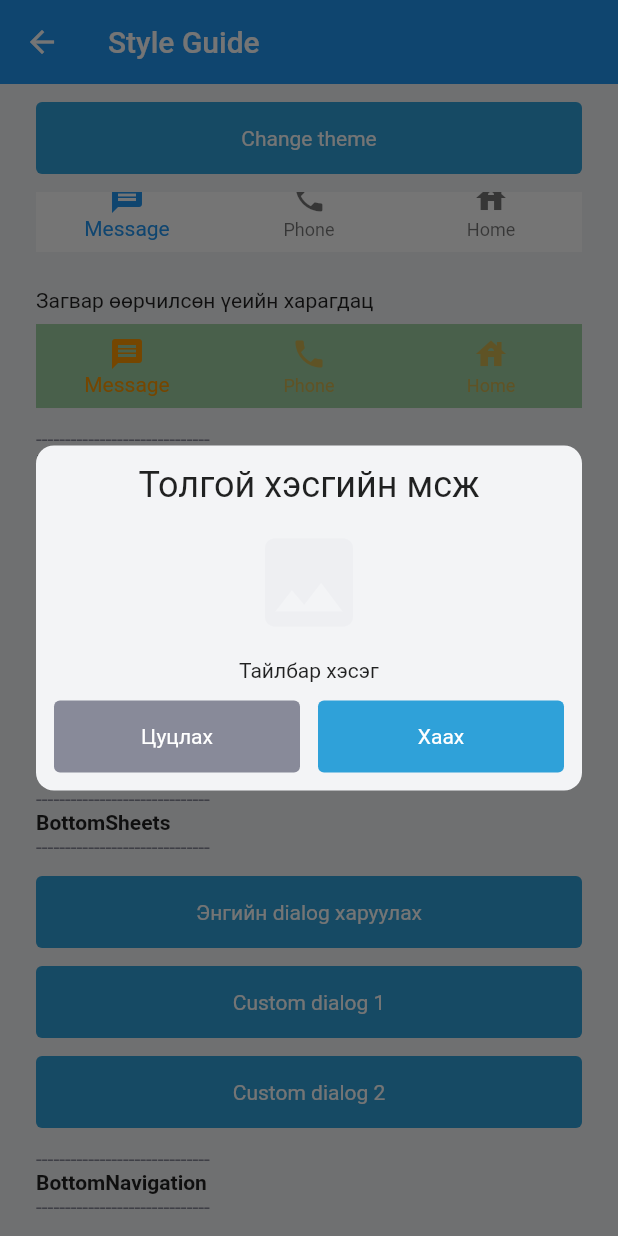
After one commit to HolyMorph/theleague, a Flutter app: the MyStyleGuide screen opened directly, scrolled down 2807 dp, after a tap on "Энгийн dialog харуулах", on a phone screen of 412 x 824 dp. The commit adds this screen. Run offline on Flutter 3.47's test engine with Material 2 defaults, Android fonts, the light colour scheme and no system bars; our stand-ins replace get; missing offline and left inert: mezorn_api_caller, mezorn_fcm.

Commit message:
dialog and bottom sheet UI init

```diff
--- /dev/null
+++ b/lib/alert/alert_helper.dart
@@ -0,0 +1,107 @@
+import 'package:flutter/material.dart';
+import 'package:get/get.dart';
+
+import 'base_alert_body.dart';
+
+enum AlertType { dialog, bottomSheet, snackBar }
+
+///Апп-д зориулсан бүх төрлийн alert харуулах класс
+class AlertHelper {
+  /// ╔════════════════════════════════════════════════════════════════════════════╗
+  /// ║ Alert харуулах үндсэн функцүүд                                             ║
+  /// ║                                                                            ║
+  /// ║                                                                            ║
+  /// ║                                                                            ║
+  /// ╚════════════════════════════════════════════════════════════════════════════╝
+  ///
+  ///
+  /// Мэдээлэл харуулах харагдацын төрөл сонгохдоо [type] параметр ашиглан
+  /// [Dialog], [BottomSheet], [SnackBar] -ийн алийг нь ашиглаж харуулахаа шийднэ.
+  /// Өгөгдмөл анхны утга нь [AlertType.dialog] төрөлтэй байна.
+  ///
+  /// Гарчигны мэдээлэллийг [title], тайлбарын мэдээллийг
+  /// [message] параметрээр дамжуулна. Гарчиг болон тайлбар текстийн
+  /// хооронд зураг лого гэх мэт өөр зүйл харуулахаар бол [icon] параметрийг ашиглана.
+  ///
+  /// [Dialog] нь үйлдлийг хүлээн зөвшөөрөх эсвэл үл зөвшөөрөх гэсэн 2 товчлууртай бөгөөд
+  /// зөвшөөрөх товчлуурын мэдээллийг [positiveText] болон [onPositiveClicked] параметрээр
+  /// харин үл зөвшөөрөх үйлдлийг [negativeText] болон [onNegativeClicked] параметрээр дамжуулна.
+  /// Хэрвээ товчлууруудын утгыг явуулахгүй тохиолдолд [positiveText] нь 'Хаах' гэсэн утга авах
+  /// бөгөөд дарсан тохиолдолд [Dialog]-г хаах үйлдэл хийнэ харин нөгөө товчлуур нь харагдахгүй
+  ///
+  /// Үндсэн загвараас өөр загварын [Dialog] харуулах гэж байгаа бол [child] параметрээр тухайн
+  /// харагдацаа дамжуулж өгнө. Хэрвээ [replaceWholeDialog] параметрийн утгыг <true> гэж өгвөл dialog
+  /// тэр чигтээ солигдоно <false> тохиолдолд [Dialog]-ийн зөвхөн дотоод хэсэг өөрчлөгдөнө.
+  ///
+  /// API сервис дуудаад тухайн сервис алдаатай ирсэн тохиолдолд алдааны мсж
+  /// харуулахаар бол энэ функц руу тухайн ирсэн [response]-оо дамжуулж алдааны мсж харуулна.
+  /// [response]-ийн бүтэц нь тухайн сервисээс хамаарч өөр өөр байх тул өөрийн ашиглаж буй сервистээ
+  /// тааруулж алдааны мсж-ээ авна
+  static Future<dynamic> showAlert({
+    AlertType type = AlertType.dialog,
+    String? title,
+    Widget? image,
+    String? message,
+    String? positiveText,
+    Function()? onPositiveClicked,
+    String? negativeText,
+    Function()? onNegativeClicked,
+    Widget? child,
+    bool replaceWholeWidget = false,
+    dynamic response,
+  }) async {
+    switch (type) {
+      case AlertType.dialog:
+
+        ///[Dialog] харуулах бол
+        return Get.dialog(
+          BaseAlertBody(
+            type: type,
+            title: title,
+            message: message,
+            onPositiveClicked: onPositiveClicked,
+            onNegativeClicked: onNegativeClicked,
+            image: image,
+            positiveText: positiveText,
+            negativeText: negativeText,
+            child: child,
+            replaceWholeWidget: replaceWholeWidget,
+            response: response,
+          ),
+          useSafeArea: true,
+        );
+
+      ///[BottomSheet] харуулах бол
+      case AlertType.bottomSheet:
+        return Get.bottomSheet(
+          BaseAlertBody(
+            type: type,
+            title: title,
+            message: message,
+            onPositiveClicked: onPositiveClicked,
+            onNegativeClicked: onNegativeClicked,
+            image: image,
+            positiveText: positiveText,
+            negativeText: negativeText,
+            child: child,
+            replaceWholeWidget: replaceWholeWidget,
+            response: response,
+          ),
+          isScrollControlled: true,
+        );
+
+      ///[SnackBar] харуулах бол
+      case AlertType.snackBar:
+        if (Get.context == null) {
+          return;
+        }
+        ScaffoldMessenger.of(Get.context!).hideCurrentSnackBar();
+        ScaffoldMessenger.of(Get.context!).showSnackBar(
+          SnackBar(
+            content: Text(message ?? ''),
+          ),
+        );
+        return null;
+    }
+  }
+}
--- /dev/null
+++ b/lib/alert/base_alert_body.dart
@@ -0,0 +1,190 @@
+import 'dart:developer';
+
+import 'package:flutter/material.dart';
+import 'package:get/get.dart';
+import 'package:mezorn_dummy/alert/alert_helper.dart';
+
+///Alert харуулах үндсэн харагдац
+class BaseAlertBody extends StatefulWidget {
+  final String? title;
+  final String? message;
+  final Function()? onPositiveClicked;
+  final Function()? onNegativeClicked;
+  final Widget? image;
+  final String? positiveText;
+  final String? negativeText;
+  final Widget? child;
+  final bool replaceWholeWidget;
+  final dynamic response;
+  final AlertType type;
+  const BaseAlertBody({
+    Key? key,
+    this.title,
+    this.message,
+    this.onPositiveClicked,
+    this.onNegativeClicked,
+    this.image,
+    this.positiveText,
+    this.negativeText,
+    this.child,
+    this.replaceWholeWidget = false,
+    this.response,
+    this.type = AlertType.dialog,
+  }) : super(key: key);
+
+  @override
+  _BaseAlertBodyState createState() => _BaseAlertBodyState();
+}
+
+class _BaseAlertBodyState extends State<BaseAlertBody> {
+  String? _titleText;
+  String? _messageText;
+
+  @override
+  void initState() {
+    _titleText = widget.title;
+    _messageText = widget.message;
+    if (widget.response != null) {
+      //TODO
+      //Хэрвээ сервис дуудаад тухайн сервис алдаатай ирсэн бол
+      //энд [_titleText] болон [_messageText] -д [widget.response]-с утга олгоно
+      //Жишээ нь : _titleText = 'Алдаа гарлаа'; _messageText = widget.response.data['error_mn'];
+    }
+    super.initState();
+  }
+
+  @override
+  Widget build(BuildContext context) {
+    return Column(
+      mainAxisAlignment: MainAxisAlignment.center,
+      mainAxisSize: MainAxisSize.min,
+      children: [
+        ///Үндсэн харагдац өрөх
+        Material(
+          color: Colors.transparent,
+          child: _alertBodyBuilder(),
+        ),
+      ],
+    );
+  }
+
+  ///Alert-ийн үндсэн харагдац өрөх функц
+  Widget _alertBodyBuilder() {
+    return widget.replaceWholeWidget && widget.child != null ? widget.child! : _alertMainBody();
+  }
+
+  ///Alert-ийн үндсэн харагдац
+  Widget _alertMainBody() {
+    Color? _backGroundColor = Get.theme.dialogTheme.backgroundColor;
+    BorderRadius _borderRadius = BorderRadius.circular(12);
+    EdgeInsets _margin = const EdgeInsets.symmetric(horizontal: 24);
+    switch (widget.type) {
+      case AlertType.dialog:
+        _backGroundColor = Get.theme.dialogTheme.backgroundColor;
+        _borderRadius = BorderRadius.circular(12);
+        _margin = const EdgeInsets.symmetric(horizontal: 24);
+        break;
+      case AlertType.bottomSheet:
+        _backGroundColor = Get.theme.bottomSheetTheme.backgroundColor;
+        _borderRadius = const BorderRadius.vertical(top: Radius.circular(12));
+        _margin = EdgeInsets.zero;
+        break;
+      case AlertType.snackBar:
+        _backGroundColor = Get.theme.snackBarTheme.backgroundColor;
+        _borderRadius = BorderRadius.zero;
+        _margin = EdgeInsets.zero;
+        break;
+    }
+    return Container(
+      margin: _margin,
+      padding: const EdgeInsets.symmetric(horizontal: 12, vertical: 12),
+      decoration: BoxDecoration(
+        borderRadius: _borderRadius,
+        color: _backGroundColor,
+      ),
+      child: widget.child ??
+          Column(
+            children: [
+              ///Гарчигийн мэдээлэл
+              if (_titleText != null) _titleWidget(),
+              const SizedBox(height: 12),
+
+              ///Зурган мэдээлэл харуулах хэсэг
+              if (widget.image != null)
+                Column(
+                  children: [
+                    widget.image!,
+                    const SizedBox(height: 12),
+                  ],
+                ),
+
+              ///Тайлбарын мэдээлэл
+              if (_messageText != null) _descriptionWidget(),
+              const SizedBox(height: 12),
+              _actionWidget(),
+            ],
+          ),
+    );
+  }
+
+  ///Alert-ийн гарчиг
+  Widget _titleWidget() {
+    return Text(
+      _titleText!,
+      style: const TextStyle(
+        fontSize: 24,
+      ),
+    );
+  }
+
+  ///Alert-ийн тайлбар
+  Widget _descriptionWidget() {
+    return Text(
+      _messageText!,
+      style: const TextStyle(),
+    );
+  }
+
+  ///Alert-ийн товчлууруудын харагдац
+  Widget _actionWidget() {
+    bool _showNegativeButton = widget.negativeText != null && widget.onNegativeClicked != null;
+    return Row(
+      children: [
+        ///Үйлдлийг үл зөвшөөрөх товчлуур
+        if (_showNegativeButton)
+          Expanded(
+            child: ElevatedButton(
+              onPressed: () {
+                Get.back();
+                widget.onNegativeClicked!();
+              },
+              style: Get.theme.elevatedButtonTheme.style?.copyWith(
+                backgroundColor: MaterialStateProperty.all(Get.theme.hintColor),
+              ),
+              child: Text(
+                widget.negativeText!,
+                maxLines: 1,
+              ),
+            ),
+          ),
+        if (_showNegativeButton) const SizedBox(width: 12),
+
+        ///Үйлдлийг зөвшөөрөх товчлуур
+        Expanded(
+          child: ElevatedButton(
+            onPressed: () {
+              Get.back();
+              if (widget.onPositiveClicked != null) {
+                widget.onPositiveClicked!();
+              }
+            },
+            child: Text(
+              widget.positiveText ?? 'Хаах',
+              maxLines: 1,
+            ),
+          ),
+        )
+      ],
+    );
+  }
+}
--- /dev/null
+++ b/lib/components/my_loading_widget.dart
@@ -0,0 +1,11 @@
+import 'package:flutter/material.dart';
+
+///Апп-н хэмжээнд ашиглах уншиж буй харагдац
+class MyLoadingWidget extends StatelessWidget {
+  const MyLoadingWidget({Key? key}) : super(key: key);
+
+  @override
+  Widget build(BuildContext context) {
+    return Container();
+  }
+}
--- /dev/null
+++ b/lib/demo/demo_alert/demo_custom_alert_body.dart
@@ -0,0 +1,30 @@
+import 'package:flutter/material.dart';
+
+///Стандарт бус Alert харуулахад ашиглах жишээ виджет
+class DemoCustomAlertBody extends StatelessWidget {
+  const DemoCustomAlertBody({Key? key}) : super(key: key);
+
+  @override
+  Widget build(BuildContext context) {
+    return Column(
+      children: [
+        Row(
+          children: const [
+            Text('Custom data 1'),
+            Spacer(),
+            Text(
+              'Custom data 2',
+              style: TextStyle(fontSize: 21, color: Colors.green),
+            ),
+          ],
+        ),
+        const Icon(Icons.style),
+        const Icon(
+          Icons.map,
+          size: 48,
+          color: Colors.green,
+        ),
+      ],
+    );
+  }
+}
--- /dev/null
+++ b/lib/demo/demo_alert/my_bottom_sheet_collection.dart
@@ -0,0 +1,86 @@
+import 'package:flutter/material.dart';
+import 'package:get/get.dart';
+import 'package:mezorn_dummy/alert/alert_helper.dart';
+import 'package:mezorn_dummy/demo/collection_title.dart';
+
+import '../collection_divider.dart';
+import 'demo_custom_alert_body.dart';
+
+class MyBottomSheetCollection extends StatefulWidget {
+  const MyBottomSheetCollection({Key? key}) : super(key: key);
+
+  @override
+  _MyBottomSheetCollectionState createState() => _MyBottomSheetCollectionState();
+}
+
+class _MyBottomSheetCollectionState extends State<MyBottomSheetCollection> {
+  @override
+  Widget build(BuildContext context) {
+    return Column(
+      crossAxisAlignment: CrossAxisAlignment.start,
+      children: [
+        const CollectionTitle(name: 'BottomSheets'),
+
+        ///Энгийн [BottomSheet] харуулах
+        ElevatedButton(
+          onPressed: () {
+            AlertHelper.showAlert(
+                type: AlertType.bottomSheet,
+                title: 'Толгой хэсгийн мсж',
+                message: 'Тайлбар хэсэг',
+                image: Icon(
+                  Icons.image,
+                  size: 78,
+                  color: Get.theme.disabledColor,
+                ),
+                negativeText: 'Цуцлах\n',
+                onNegativeClicked: () {
+                  AlertHelper.showAlert(
+                    message: 'Цуцлах товчлуур дарагдлаа',
+                    type: AlertType.bottomSheet,
+                  );
+                },
+                onPositiveClicked: () {
+                  AlertHelper.showAlert(
+                    message: 'Хаах товчлуур дарагдлаа',
+                    type: AlertType.bottomSheet,
+                  );
+                });
+          },
+          child: const Text('Энгийн dialog харуулах'),
+        ),
+        const CollectionDivider(),
+
+        ///Загвар өөрчилсөн [BottomSheet] харуулах
+        ElevatedButton(
+          onPressed: () {
+            AlertHelper.showAlert(
+              type: AlertType.bottomSheet,
+              child: const DemoCustomAlertBody(),
+            );
+          },
+          child: const Text('Custom dialog 1'),
+        ),
+        const CollectionDivider(),
+
+        ///Загвар өөрчилсөн [BottomSheet] харуулах
+        ///
+        /// Энэ тохиолдолд [BottomSheet]-ийг тэр чигт нь өөрчилж харуулж байгаа
+        ElevatedButton(
+          onPressed: () {
+            AlertHelper.showAlert(
+              type: AlertType.bottomSheet,
+              child: Container(
+                decoration: const BoxDecoration(color: Colors.red),
+                child: const DemoCustomAlertBody(),
+              ),
+              replaceWholeWidget: true,
+            );
+          },
+          child: const Text('Custom dialog 2'),
+        ),
+      ],
+    );
+  }
+
+}
--- /dev/null
+++ b/lib/demo/demo_alert/my_dialog_collection.dart
@@ -0,0 +1,82 @@
+import 'package:flutter/material.dart';
+import 'package:get/get.dart';
+import 'package:mezorn_dummy/alert/alert_helper.dart';
+import 'package:mezorn_dummy/demo/collection_title.dart';
+
+import '../collection_divider.dart';
+import 'demo_custom_alert_body.dart';
+
+class MyDialogCollection extends StatefulWidget {
+  const MyDialogCollection({Key? key}) : super(key: key);
+
+  @override
+  _MyDialogCollectionState createState() => _MyDialogCollectionState();
+}
+
+class _MyDialogCollectionState extends State<MyDialogCollection> {
+  @override
+  Widget build(BuildContext context) {
+    return Column(
+      crossAxisAlignment: CrossAxisAlignment.start,
+      children: [
+        const CollectionTitle(name: 'Dialogs'),
+
+        ///Энгийн dialog харуулах
+        ElevatedButton(
+          onPressed: () {
+            AlertHelper.showAlert(
+                title: 'Толгой хэсгийн мсж',
+                message: 'Тайлбар хэсэг',
+                image: Icon(
+                  Icons.image,
+                  size: 78,
+                  color: Get.theme.disabledColor,
+                ),
+                negativeText: 'Цуцлах\n',
+                onNegativeClicked: () {
+                  AlertHelper.showAlert(
+                    message: 'Цуцлах товчлуур дарагдлаа',
+                    type: AlertType.snackBar,
+                  );
+                },
+                onPositiveClicked: () {
+                  AlertHelper.showAlert(
+                    message: 'Хаах товчлуур дарагдлаа',
+                    type: AlertType.snackBar,
+                  );
+                });
+          },
+          child: const Text('Энгийн dialog харуулах'),
+        ),
+        const CollectionDivider(),
+
+        ///Загвар өөрчилсөн dialog харуулах
+        ElevatedButton(
+          onPressed: () {
+            AlertHelper.showAlert(
+              child: const DemoCustomAlertBody(),
+            );
+          },
+          child: const Text('Custom dialog 1'),
+        ),
+        const CollectionDivider(),
+
+        ///Загвар өөрчилсөн dialog харуулах
+        ///
+        /// Энэ тохиолдолд dialog-ийг тэр чигт өөрчилж харуулж байгаа
+        ElevatedButton(
+          onPressed: () {
+            AlertHelper.showAlert(
+              child: Container(
+                decoration: const BoxDecoration(color: Colors.red),
+                child: const DemoCustomAlertBody(),
+              ),
+              replaceWholeWidget: true,
+            );
+          },
+          child: const Text('Custom dialog 2'),
+        ),
+      ],
+    );
+  }
+}
--- a/lib/demo/demo_dialogs/my_dialog_collection.dart
+++ /dev/null
@@ -1,36 +0,0 @@
-import 'package:flutter/material.dart';
-import 'package:mezorn_dummy/demo/collection_title.dart';
-
-import '../collection_divider.dart';
-
-class MyDialogCollection extends StatefulWidget {
-  const MyDialogCollection({Key? key}) : super(key: key);
-
-  @override
-  _MyDialogCollectionState createState() => _MyDialogCollectionState();
-}
-
-class _MyDialogCollectionState extends State<MyDialogCollection> {
-  @override
-  Widget build(BuildContext context) {
-    return Column(
-      crossAxisAlignment: CrossAxisAlignment.start,
-      children: [
-        const CollectionTitle(name: 'Dialogs'),
-
-        ///Энгийн dialog харуулах
-        ElevatedButton(
-          onPressed: () {},
-          child: const Text('Энгийн dialog харуулах'),
-        ),
-        const CollectionDivider(),
-
-        ///Энгийн dialog харуулах
-        ElevatedButton(
-          onPressed: () {},
-          child: const Text('Товчлууртай dialog харуулах'),
-        ),
-      ],
-    );
-  }
-}
--- /dev/null
+++ b/lib/demo/demo_slider/my_slider_collection.dart
@@ -0,0 +1,21 @@
+import 'package:flutter/material.dart';
+
+import '../collection_title.dart';
+
+class MySliderCollection extends StatefulWidget {
+  const MySliderCollection({Key? key}) : super(key: key);
+
+  @override
+  _MyDemoSliderState createState() => _MyDemoSliderState();
+}
+
+class _MyDemoSliderState extends State<MySliderCollection> {
+  @override
+  Widget build(BuildContext context) {
+    return Column(
+      children: const [
+        CollectionTitle(name: 'BottomNavigation'),
+      ],
+    );
+  }
+}
--- a/lib/demo/my_style_guide.dart
+++ b/lib/demo/my_style_guide.dart
@@ -4,10 +4,12 @@ import 'package:mezorn_dummy/demo/demo_icons/my_icon_button_collection.dart';
 import 'package:mezorn_dummy/demo/demo_selectable_widgets/selectable_widget_collection.dart';
 import 'package:mezorn_dummy/demo/demo_texts/text_collection.dart';
 
+import 'demo_alert/my_dialog_collection.dart';
 import 'demo_bottom_navigation/my_bottom_navigation_collection.dart';
+import 'demo_alert/my_bottom_sheet_collection.dart';
 import 'demo_buttons/button_collection.dart';
-import 'demo_dialogs/my_dialog_collection.dart';
 import 'demo_icons/my_icon_collection.dart';
+import 'demo_slider/my_slider_collection.dart';
 import 'demo_textfield/textfields_collection.dart';
 
 class MyStyleGuide extends StatefulWidget {
@@ -69,6 +71,12 @@ class _MyStyleGuideState extends State<MyStyleGuide> {
 
                       ///Dialog харуулах жагсаалтууд
                       MyDialogCollection(),
+
+                      ///BottomSheet харуулах жагсаалтууд
+                      MyBottomSheetCollection(),
+
+                      ///Slider загварууд
+                      MySliderCollection(),
                     ],
                   ),
                 ),
--- a/lib/style/my_colors.dart
+++ b/lib/style/my_colors.dart
@@ -71,5 +71,5 @@ class MyColors {
   static const Color? shadowColor = null;
 
   ///[Dialog]-ийн арын дэвсгэр өнгө
-  static const Color? dialogBackgroundColor = null;
+  static const Color? dialogBackgroundColor = Color(0xFFF3F4F6);
 }
--- a/lib/style/my_colors_dark.dart
+++ b/lib/style/my_colors_dark.dart
@@ -2,7 +2,7 @@ import 'package:flutter/material.dart';
 
 class MyColorsDark {
   ///Апп-ын үндсэн өнгө
-  static const Color primaryColor = Colors.black54;
+  static const Color primaryColor = Colors.black;
 
   ///Апп-ын үндсэн өнгөний бараан хувилбар
   static const Color primaryColorDark = Colors.black;
@@ -14,7 +14,7 @@ class MyColorsDark {
   static const Color hintColor = Colors.white54;
 
   ///Апп-ын canvas-ийн background-д ашиглагдах өнгө
-  static const Color backgroundColor = Color(0xFFF3F4F6);
+  static const Color backgroundColor = Color(0xFF444444);
 
   ///Апп-ын background-д ашиглагдах өнгө
   static const Color scaffoldBackgroundColor = Color(0xFF444444);
@@ -71,7 +71,7 @@ class MyColorsDark {
   static const Color? shadowColor = null;
 
   ///[Dialog]-ийн арын дэвсгэр өнгө
-  static const Color? dialogBackgroundColor = null;
+  static const Color? dialogBackgroundColor = Color(0xFF444444);
 
   ///Бараан загвар дээр цайвраар харагдах гол өнгө
   static const Color darkAccentColor = Colors.white;
--- a/lib/style/my_theme.dart
+++ b/lib/style/my_theme.dart
@@ -6,6 +6,24 @@ import 'package:mezorn_dummy/style/my_text_styles.dart';
 import 'package:mezorn_dummy/style/my_text_field_style.dart';
 
 class MyTheme {
+  ///[BottomSheet]-ийн загвар
+  static BottomSheetThemeData bottomSheetData = BottomSheetThemeData(
+    backgroundColor: MyColors.dialogBackgroundColor,
+    elevation: 2,
+    shape: RoundedRectangleBorder(
+      borderRadius: BorderRadius.circular(12),
+    ),
+  );
+
+  ///[Dialog]-ийн загвар
+  static DialogTheme dialogTheme = DialogTheme(
+    backgroundColor: MyColors.dialogBackgroundColor,
+    elevation: 2,
+    shape: RoundedRectangleBorder(
+      borderRadius: BorderRadius.circular(12),
+    ),
+  );
+
   ///[TabBar]-ийн загвар
   static TabBarTheme tabBarTheme = TabBarTheme(
     ///Tab-ын сонгогдсон гарчигны өнгө
@@ -29,6 +47,14 @@ class MyTheme {
     ///Гарчигны зай авах хэмжээ
     labelPadding: null,
   );
+
+  // ///[Dialog]-ийн загвар
+  // static DialogTheme dialogTheme = DialogTheme(
+  //   backgroundColor: Colors.red,
+  //   shape: RoundedRectangleBorder(
+  //     borderRadius: BorderRadius.circular(10),
+  //   ),
+  // );
 
   ///[BottomNavigation]-ны загвар
   static BottomNavigationBarThemeData bottomNavigationBarTheme = BottomNavigationBarThemeData(
@@ -162,7 +188,7 @@ class MyTheme {
     ///Апп-ын нийт сүүдэрний өнгө
     shadowColor: MyColors.shadowColor,
 
-    ///Dialog-ийн арын дэвсгэр өнгө
+    ///[Dialog]-ийн арын дэвсгэр өнгө
     dialogBackgroundColor: MyColors.dialogBackgroundColor,
 
     ///CheckBox, Radio гэх мэт тийм үгүй гэсэн сонголттой виджетүүдийн идэвхтэй үеийн өнгө
@@ -183,10 +209,10 @@ class MyTheme {
     textSelectionTheme: null,
 
     ///[DiaLog]-ийн загвар
-    dialogTheme: null,
+    dialogTheme: dialogTheme,
 
     ///Доороос гарч ирдэг bottomSheet-ийн загвар
-    bottomSheetTheme: null,
+    bottomSheetTheme: bottomSheetData,
 
     ///Доор харагддаг AppBar-ийн загвар
     bottomAppBarTheme: null,
--- a/lib/style/my_theme_dark.dart
+++ b/lib/style/my_theme_dark.dart
@@ -70,10 +70,14 @@ class MyThemeDark {
     ),
 
     ///[DiaLog]-ийн загвар
-    dialogTheme: null,
+    dialogTheme: MyTheme.dialogTheme.copyWith(
+      backgroundColor: MyColorsDark.backgroundColor,
+    ),
 
     ///Доороос гарч ирдэг bottomSheet-ийн загвар
-    bottomSheetTheme: null,
+    bottomSheetTheme: MyTheme.bottomSheetData.copyWith(
+      backgroundColor: MyColorsDark.backgroundColor,
+    ),
 
     ///Доор харагддаг AppBar-ийн загвар
     bottomAppBarTheme: null,
```
Also changed, not shown: lib/main.dart (+4 -3 lines).
